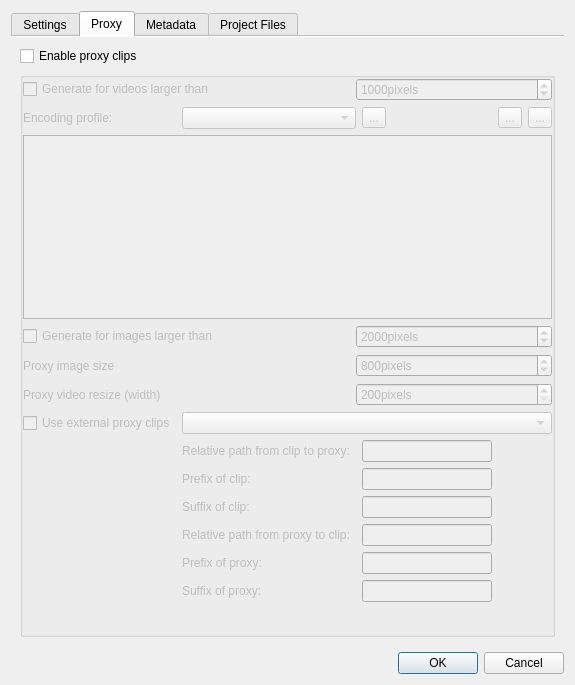
Qt form src/ui/projectsettings_ui.ui (KDE/kdenlive) before a commit.
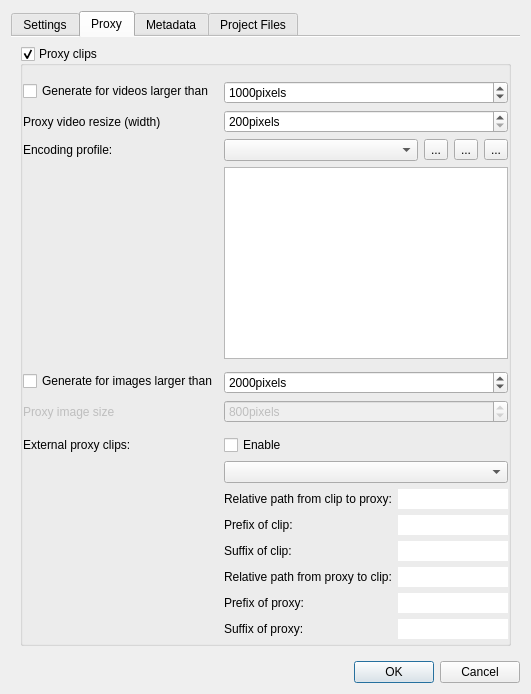
The same form after that commit. The open tabs and pages were chosen to show the change. Custom widgets are drawn as their Qt base class.

```diff
--- a/src/ui/projectsettings_ui.ui
+++ b/src/ui/projectsettings_ui.ui
@@ -2,14 +2,6 @@
 <ui version="4.0">
  <class>ProjectSettings_UI</class>
  <widget class="QDialog" name="ProjectSettings_UI">
-  <property name="geometry">
-   <rect>
-    <x>0</x>
-    <y>0</y>
-    <width>575</width>
-    <height>685</height>
-   </rect>
-  </property>
   <property name="windowTitle">
    <string>Project Settings</string>
   </property>
@@ -24,7 +16,7 @@
      </property>
     </widget>
    </item>
-   <item row="0" column="0">
+   <item row="1" column="0">
     <widget class="QTabWidget" name="tabWidget">
      <property name="currentIndex">
       <number>0</number>
@@ -36,64 +28,86 @@
       <attribute name="title">
        <string>Settings</string>
       </attribute>
-      <layout class="QGridLayout" name="gridLayout">
-       <item row="7" column="0" colspan="4">
-        <widget class="QPlainTextEdit" name="previewparams">
-         <property name="sizePolicy">
-          <sizepolicy hsizetype="Expanding" vsizetype="Maximum">
-           <horstretch>0</horstretch>
-           <verstretch>0</verstretch>
-          </sizepolicy>
+      <layout class="QFormLayout" name="formLayout">
+       <item row="2" column="0">
+        <widget class="QLabel" name="label_4">
+         <property name="toolTip">
+          <string> Used to store proxy clips, thumbnails, previews</string>
          </property>
-         <property name="readOnly">
+         <property name="whatsThis">
+          <string> The project folder is the place where assets like proxy clips, thumbnails or previews get stored.</string>
+         </property>
+         <property name="text">
+          <string>Project folder:</string>
+         </property>
+        </widget>
+       </item>
+       <item row="2" column="1">
+        <widget class="QRadioButton" name="default_folder">
+         <property name="text">
+          <string>Default folder</string>
+         </property>
+        </widget>
+       </item>
+       <item row="3" column="1">
+        <widget class="QRadioButton" name="same_folder">
+         <property name="text">
+          <string>Parent folder of the project file</string>
+         </property>
+        </widget>
+       </item>
+       <item row="4" column="1">
+        <layout class="QHBoxLayout" name="horizontalLayout">
+         <item>
+          <widget class="QRadioButton" name="custom_folder">
+           <property name="text">
+            <string>Custom:</string>
+           </property>
+           <property name="autoExclusive">
           <bool>true</bool>
          </property>
         </widget>
        </item>
-       <item row="5" column="0">
-        <widget class="QLabel" name="label_2">
-         <property name="text">
-          <string>Thumbnails:</string>
-         </property>
-        </widget>
-       </item>
-       <item row="5" column="2">
-        <widget class="QCheckBox" name="audio_thumbs">
-         <property name="text">
-          <string>Audio</string>
-         </property>
-        </widget>
-       </item>
-       <item row="4" column="0" colspan="4">
-        <layout class="QHBoxLayout" name="horizontalLayout_2">
          <item>
-          <widget class="QLabel" name="label_7">
+          <widget class="KUrlRequester" name="project_folder">
+           <property name="enabled">
+            <bool>false</bool>
+           </property>
+          </widget>
+         </item>
+        </layout>
+       </item>
+       <item row="5" column="0" colspan="2">
+        <widget class="KSeparator" name="kseparator_3"/>
+       </item>
+       <item row="10" column="0">
+        <widget class="QLabel" name="label_video_tracks">
            <property name="text">
             <string>Video tracks:</string>
            </property>
           </widget>
          </item>
-         <item>
+       <item row="10" column="1">
           <widget class="QSpinBox" name="video_tracks"/>
          </item>
-         <item>
-          <widget class="QLabel" name="label_8">
+       <item row="11" column="0">
+        <widget class="QLabel" name="label_audio_tracks">
            <property name="text">
             <string>Audio tracks:</string>
            </property>
           </widget>
          </item>
-         <item>
+       <item row="11" column="1">
           <widget class="QSpinBox" name="audio_tracks"/>
          </item>
-         <item>
-          <widget class="QLabel" name="label">
+       <item row="15" column="0">
+        <widget class="QLabel" name="label_audio_channels">
            <property name="text">
             <string>Audio channels:</string>
            </property>
           </widget>
          </item>
-         <item>
+       <item row="15" column="1">
           <widget class="QComboBox" name="audio_channels">
            <property name="sizePolicy">
             <sizepolicy hsizetype="MinimumExpanding" vsizetype="Fixed">
@@ -118,51 +132,28 @@
            </item>
           </widget>
          </item>
-        </layout>
-       </item>
-       <item row="5" column="3">
-        <spacer name="horizontalSpacer">
-         <property name="orientation">
-          <enum>Qt::Horizontal</enum>
-         </property>
-         <property name="sizeHint" stdset="0">
-          <size>
-           <width>229</width>
-           <height>20</height>
-          </size>
-         </property>
-        </spacer>
-       </item>
-       <item row="3" column="0" colspan="4">
-        <widget class="QGroupBox" name="profile_box">
-         <property name="sizePolicy">
-          <sizepolicy hsizetype="Preferred" vsizetype="MinimumExpanding">
-           <horstretch>0</horstretch>
-           <verstretch>0</verstretch>
-          </sizepolicy>
-         </property>
-         <property name="flat">
-          <bool>true</bool>
-         </property>
-        </widget>
-       </item>
-       <item row="0" column="0" colspan="4">
-        <widget class="QLabel" name="label_4">
+       <item row="16" column="0">
+        <widget class="QLabel" name="label_thumbnails">
          <property name="text">
-          <string>Project folder to store proxy clips, thumbnails, previews</string>
+          <string>Thumbnails:</string>
          </property>
         </widget>
        </item>
-       <item row="5" column="1">
+       <item row="16" column="1">
         <widget class="QCheckBox" name="video_thumbs">
          <property name="text">
           <string>Video</string>
          </property>
         </widget>
        </item>
-       <item row="6" column="0" colspan="4">
-        <layout class="QHBoxLayout" name="horizontalLayout_4">
-         <item>
+       <item row="17" column="1">
+        <widget class="QCheckBox" name="audio_thumbs">
+         <property name="text">
+          <string>Audio</string>
+         </property>
+        </widget>
+       </item>
+       <item row="21" column="0">
           <widget class="QLabel" name="label_25">
            <property name="sizePolicy">
             <sizepolicy hsizetype="Maximum" vsizetype="Preferred">
@@ -175,6 +166,8 @@
            </property>
           </widget>
          </item>
+       <item row="21" column="1">
+        <layout class="QHBoxLayout" name="horizontalLayout_4">
          <item>
           <widget class="KComboBox" name="preview_profile">
            <property name="sizePolicy">
@@ -204,136 +197,71 @@
          </item>
         </layout>
        </item>
-       <item row="1" column="0" colspan="4">
-        <layout class="QHBoxLayout" name="horizontalLayout">
-         <item>
-          <widget class="QCheckBox" name="custom_folder">
-           <property name="text">
-            <string>Custom project folder:</string>
-           </property>
-          </widget>
-         </item>
-         <item>
-          <widget class="KUrlRequester" name="project_folder">
-           <property name="enabled">
-            <bool>false</bool>
+       <item row="22" column="1">
+        <widget class="QPlainTextEdit" name="previewparams">
+         <property name="sizePolicy">
+          <sizepolicy hsizetype="Expanding" vsizetype="Maximum">
+           <horstretch>0</horstretch>
+           <verstretch>0</verstretch>
+          </sizepolicy>
+         </property>
+         <property name="readOnly">
+          <bool>true</bool>
            </property>
           </widget>
          </item>
-        </layout>
+       <item row="9" column="0" colspan="2">
+        <widget class="KSeparator" name="kseparator"/>
        </item>
-       <item row="2" column="0" colspan="4">
-        <widget class="QCheckBox" name="same_folder">
-         <property name="text">
-          <string>Use parent folder of the project file as project folder</string>
+       <item row="6" column="0" colspan="2">
+        <widget class="QGroupBox" name="profile_box">
+         <property name="sizePolicy">
+          <sizepolicy hsizetype="Preferred" vsizetype="MinimumExpanding">
+           <horstretch>0</horstretch>
+           <verstretch>0</verstretch>
+          </sizepolicy>
          </property>
+         <property name="flat">
+          <bool>true</bool>
+         </property>
         </widget>
        </item>
       </layout>
-      <zorder>label_4</zorder>
-      <zorder>profile_box</zorder>
-      <zorder>label_2</zorder>
-      <zorder>video_thumbs</zorder>
-      <zorder>audio_thumbs</zorder>
-      <zorder>previewparams</zorder>
-      <zorder>same_folder</zorder>
      </widget>
      <widget class="QWidget" name="tab_4">
       <attribute name="title">
        <string>Proxy</string>
       </attribute>
       <layout class="QVBoxLayout" name="verticalLayout">
-       <item>
-        <widget class="QCheckBox" name="enable_proxy">
-         <property name="text">
-          <string>Enable proxy clips</string>
-         </property>
-        </widget>
-       </item>
        <item>
         <widget class="QGroupBox" name="proxy_box">
-         <property name="enabled">
-          <bool>false</bool>
+         <property name="title">
+          <string>Proxy clips</string>
          </property>
          <property name="flat">
           <bool>true</bool>
          </property>
          <property name="checkable">
-          <bool>false</bool>
+          <bool>true</bool>
          </property>
-         <property name="checked">
-          <bool>false</bool>
-         </property>
-         <layout class="QGridLayout" name="gridLayout_2">
+         <layout class="QFormLayout" name="formLayout_2">
           <property name="leftMargin">
            <number>0</number>
           </property>
-          <property name="topMargin">
-           <number>0</number>
-          </property>
           <property name="rightMargin">
            <number>0</number>
           </property>
           <property name="bottomMargin">
            <number>0</number>
           </property>
-          <property name="horizontalSpacing">
-           <number>6</number>
-          </property>
-          <item row="10" column="1">
-           <widget class="QLabel" name="l_relPathProxyToOrig">
-            <property name="text">
-             <string>Relative path from proxy to clip:</string>
-            </property>
-           </widget>
-          </item>
-          <item row="3" column="0" colspan="2">
-           <widget class="QCheckBox" name="generate_imageproxy">
-            <property name="text">
-             <string>Generate for images larger than</string>
-            </property>
-           </widget>
-          </item>
-          <item row="11" column="1">
-           <widget class="QLabel" name="l_prefix_proxy">
-            <property name="text">
-             <string>Prefix of proxy:</string>
-            </property>
-           </widget>
-          </item>
-          <item row="4" column="2" colspan="4">
-           <widget class="QSpinBox" name="proxy_imagesize">
-            <property name="enabled">
-             <bool>false</bool>
-            </property>
-            <property name="suffix">
-             <string>pixels</string>
-            </property>
-            <property name="minimum">
-             <number>200</number>
-            </property>
-            <property name="maximum">
-             <number>100000</number>
-            </property>
-            <property name="value">
-             <number>800</number>
-            </property>
-           </widget>
-          </item>
           <item row="1" column="0">
-           <widget class="QLabel" name="label_24">
-            <property name="sizePolicy">
-             <sizepolicy hsizetype="Maximum" vsizetype="Preferred">
-              <horstretch>0</horstretch>
-              <verstretch>0</verstretch>
-             </sizepolicy>
-            </property>
+           <widget class="QCheckBox" name="generate_proxy">
             <property name="text">
-             <string>Encoding profile:</string>
+             <string>Generate for videos larger than</string>
             </property>
            </widget>
           </item>
-          <item row="0" column="2" colspan="4">
+          <item row="1" column="1">
            <widget class="QSpinBox" name="proxy_minsize">
             <property name="suffix">
              <string>pixels</string>
@@ -346,14 +274,22 @@
             </property>
            </widget>
           </item>
-          <item row="8" column="1">
-           <widget class="QLabel" name="l_prefix_clip">
+          <item row="3" column="0">
+           <widget class="QLabel" name="label_24">
+            <property name="sizePolicy">
+             <sizepolicy hsizetype="Maximum" vsizetype="Preferred">
+              <horstretch>0</horstretch>
+              <verstretch>0</verstretch>
+             </sizepolicy>
+            </property>
             <property name="text">
-             <string>Prefix of clip:</string>
+             <string>Encoding profile:</string>
             </property>
            </widget>
           </item>
-          <item row="1" column="1" colspan="2">
+          <item row="3" column="1">
+           <layout class="QHBoxLayout" name="horizontalLayout_2">
+            <item>
            <widget class="KComboBox" name="proxy_profile">
             <property name="sizePolicy">
              <sizepolicy hsizetype="MinimumExpanding" vsizetype="Fixed">
@@ -363,7 +299,14 @@
             </property>
            </widget>
           </item>
-          <item row="1" column="4">
+            <item>
+             <widget class="QToolButton" name="checkProxy">
+              <property name="text">
+               <string>...</string>
+              </property>
+             </widget>
+            </item>
+            <item>
            <widget class="QToolButton" name="proxy_showprofileinfo">
             <property name="text">
              <string>...</string>
@@ -373,14 +316,16 @@
             </property>
            </widget>
           </item>
-          <item row="0" column="0" colspan="2">
-           <widget class="QCheckBox" name="generate_proxy">
+            <item>
+             <widget class="QToolButton" name="proxy_manageprofile">
             <property name="text">
-             <string>Generate for videos larger than</string>
+               <string>...</string>
             </property>
            </widget>
           </item>
-          <item row="2" column="0" colspan="6">
+           </layout>
+          </item>
+          <item row="4" column="1">
            <widget class="QPlainTextEdit" name="proxyparams">
             <property name="sizePolicy">
              <sizepolicy hsizetype="Expanding" vsizetype="Maximum">
@@ -393,7 +338,30 @@
             </property>
            </widget>
           </item>
-          <item row="4" column="0" colspan="2">
+          <item row="7" column="0">
+           <widget class="QCheckBox" name="generate_imageproxy">
+            <property name="text">
+             <string>Generate for images larger than</string>
+            </property>
+           </widget>
+          </item>
+          <item row="7" column="1">
+           <widget class="QSpinBox" name="proxy_imageminsize">
+            <property name="suffix">
+             <string>pixels</string>
+            </property>
+            <property name="minimum">
+             <number>500</number>
+            </property>
+            <property name="maximum">
+             <number>100000</number>
+            </property>
+            <property name="value">
+             <number>2000</number>
+            </property>
+           </widget>
+          </item>
+          <item row="8" column="0">
            <widget class="QLabel" name="image_label">
             <property name="enabled">
              <bool>false</bool>
@@ -403,141 +371,182 @@
             </property>
            </widget>
           </item>
-          <item row="10" column="3">
-           <widget class="QLineEdit" name="le_relPathProxyToOrig">
+          <item row="8" column="1">
+           <widget class="QSpinBox" name="proxy_imagesize">
             <property name="enabled">
              <bool>false</bool>
             </property>
+            <property name="suffix">
+             <string>pixels</string>
+            </property>
+            <property name="minimum">
+             <number>200</number>
+            </property>
+            <property name="maximum">
+             <number>100000</number>
+            </property>
+            <property name="value">
+             <number>800</number>
+            </property>
            </widget>
           </item>
-          <item row="11" column="3">
-           <widget class="QLineEdit" name="le_prefix_proxy">
-            <property name="enabled">
+          <item row="14" column="1">
+           <layout class="QFormLayout" name="formLayout_3">
+            <property name="rowWrapPolicy">
+             <enum>QFormLayout::DontWrapRows</enum>
+            </property>
+            <item row="5" column="1">
+             <widget class="QLineEdit" name="le_suffix_proxy">
+              <property name="frame">
              <bool>false</bool>
             </property>
-           </widget>
-          </item>
-          <item row="12" column="1">
+              <property name="readOnly">
+               <bool>true</bool>
+              </property>
+             </widget>
+            </item>
+            <item row="5" column="0">
            <widget class="QLabel" name="l_suffix_proxy">
             <property name="text">
              <string>Suffix of proxy:</string>
             </property>
            </widget>
           </item>
-          <item row="8" column="3">
-           <widget class="QLineEdit" name="le_prefix_clip">
-            <property name="enabled">
+            <item row="4" column="1">
+             <widget class="QLineEdit" name="le_prefix_proxy">
+              <property name="frame">
              <bool>false</bool>
             </property>
-           </widget>
-          </item>
-          <item row="12" column="3">
-           <widget class="QLineEdit" name="le_suffix_proxy">
-            <property name="enabled">
-             <bool>false</bool>
+              <property name="readOnly">
+               <bool>true</bool>
+              </property>
+             </widget>
+            </item>
+            <item row="4" column="0">
+             <widget class="QLabel" name="l_prefix_proxy">
+              <property name="text">
+               <string>Prefix of proxy:</string>
             </property>
            </widget>
           </item>
-          <item row="3" column="2" colspan="4">
-           <widget class="QSpinBox" name="proxy_imageminsize">
-            <property name="suffix">
-             <string>pixels</string>
-            </property>
-            <property name="minimum">
-             <number>500</number>
-            </property>
-            <property name="maximum">
-             <number>100000</number>
-            </property>
-            <property name="value">
-             <number>2000</number>
-            </property>
-           </widget>
-          </item>
-          <item row="9" column="1">
+            <item row="3" column="1">
+             <widget class="QLineEdit" name="le_relPathProxyToOrig">
+              <property name="frame">
+               <bool>false</bool>
+              </property>
+              <property name="readOnly">
+               <bool>true</bool>
+              </property>
+             </widget>
+            </item>
+            <item row="3" column="0">
+             <widget class="QLabel" name="l_relPathProxyToOrig">
+              <property name="text">
+               <string>Relative path from proxy to clip:</string>
+              </property>
+             </widget>
+            </item>
+            <item row="2" column="1">
+             <widget class="QLineEdit" name="le_suffix_clip">
+              <property name="frame">
+               <bool>false</bool>
+              </property>
+              <property name="readOnly">
+               <bool>true</bool>
+              </property>
+             </widget>
+            </item>
+            <item row="2" column="0">
            <widget class="QLabel" name="l_suffix_clip">
             <property name="text">
              <string>Suffix of clip:</string>
             </property>
            </widget>
           </item>
-          <item row="7" column="1">
+            <item row="1" column="1">
+             <widget class="QLineEdit" name="le_prefix_clip">
+              <property name="frame">
+               <bool>false</bool>
+              </property>
+              <property name="readOnly">
+               <bool>true</bool>
+              </property>
+             </widget>
+            </item>
+            <item row="1" column="0">
+             <widget class="QLabel" name="l_prefix_clip">
+              <property name="text">
+               <string>Prefix of clip:</string>
+              </property>
+             </widget>
+            </item>
+            <item row="0" column="0">
            <widget class="QLabel" name="l_relPathOrigToProxy">
             <property name="text">
              <string>Relative path from clip to proxy:</string>
             </property>
            </widget>
           </item>
-          <item row="7" column="3">
+            <item row="0" column="1">
            <widget class="QLineEdit" name="le_relPathOrigToProxy">
-            <property name="enabled">
+              <property name="focusPolicy">
+               <enum>Qt::NoFocus</enum>
+              </property>
+              <property name="frame">
              <bool>false</bool>
             </property>
-           </widget>
-          </item>
-          <item row="6" column="1" colspan="5">
+              <property name="readOnly">
+               <bool>true</bool>
+              </property>
+             </widget>
+            </item>
+           </layout>
+          </item>
+          <item row="12" column="1">
            <widget class="QComboBox" name="external_proxy_profile"/>
           </item>
-          <item row="5" column="2" colspan="4">
-           <widget class="QSpinBox" name="proxy_resize">
-            <property name="suffix">
-             <string>pixels</string>
-            </property>
-            <property name="minimum">
-             <number>200</number>
-            </property>
-            <property name="maximum">
-             <number>100000</number>
-            </property>
-           </widget>
-          </item>
-          <item row="9" column="3">
-           <widget class="QLineEdit" name="le_suffix_clip">
-            <property name="enabled">
-             <bool>false</bool>
-            </property>
-           </widget>
-          </item>
-          <item row="6" column="0">
+          <item row="11" column="1">
            <widget class="QCheckBox" name="external_proxy">
             <property name="text">
-             <string>Use external proxy clips</string>
+             <string>Enable</string>
             </property>
            </widget>
           </item>
-          <item row="1" column="3">
-           <widget class="QToolButton" name="checkProxy">
+          <item row="11" column="0">
+           <widget class="QLabel" name="label">
             <property name="text">
-             <string>...</string>
+             <string>External proxy clips:</string>
             </property>
            </widget>
           </item>
-          <item row="5" column="0">
+          <item row="6" column="0" colspan="2">
+           <widget class="KSeparator" name="kseparator_2"/>
+          </item>
+          <item row="10" column="0" colspan="2">
+           <widget class="KSeparator" name="kseparator_4"/>
+          </item>
+          <item row="2" column="1">
+           <widget class="QSpinBox" name="proxy_resize">
+            <property name="suffix">
+             <string>pixels</string>
+            </property>
+            <property name="minimum">
+             <number>200</number>
+            </property>
+            <property name="maximum">
+             <number>100000</number>
+            </property>
+           </widget>
+          </item>
+          <item row="2" column="0">
            <widget class="QLabel" name="label_3">
             <property name="text">
              <string>Proxy video resize (width)</string>
             </property>
            </widget>
           </item>
-          <item row="1" column="5">
-           <widget class="QToolButton" name="proxy_manageprofile">
-            <property name="text">
-             <string>...</string>
-            </property>
-           </widget>
-          </item>
-          <item row="13" column="1">
-           <spacer name="verticalSpacer">
-            <property name="orientation">
-             <enum>Qt::Vertical</enum>
-            </property>
-            <property name="sizeHint" stdset="0">
-             <size>
-              <width>20</width>
-              <height>40</height>
-             </size>
-            </property>
-           </spacer>
+          <item row="0" column="0" colspan="2">
+           <widget class="KSeparator" name="kseparator_5"/>
           </item>
          </layout>
         </widget>
@@ -758,6 +767,11 @@
    <extends>QFrame</extends>
    <header>kmessagewidget.h</header>
   </customwidget>
+  <customwidget>
+   <class>KSeparator</class>
+   <extends>QFrame</extends>
+   <header>kseparator.h</header>
+  </customwidget>
  </customwidgets>
  <tabstops>
   <tabstop>tabWidget</tabstop>
```
Left out of the diff: 68 changed lines with no effect on the pictures. Lines whose indentation alone changed are shown as unchanged.
